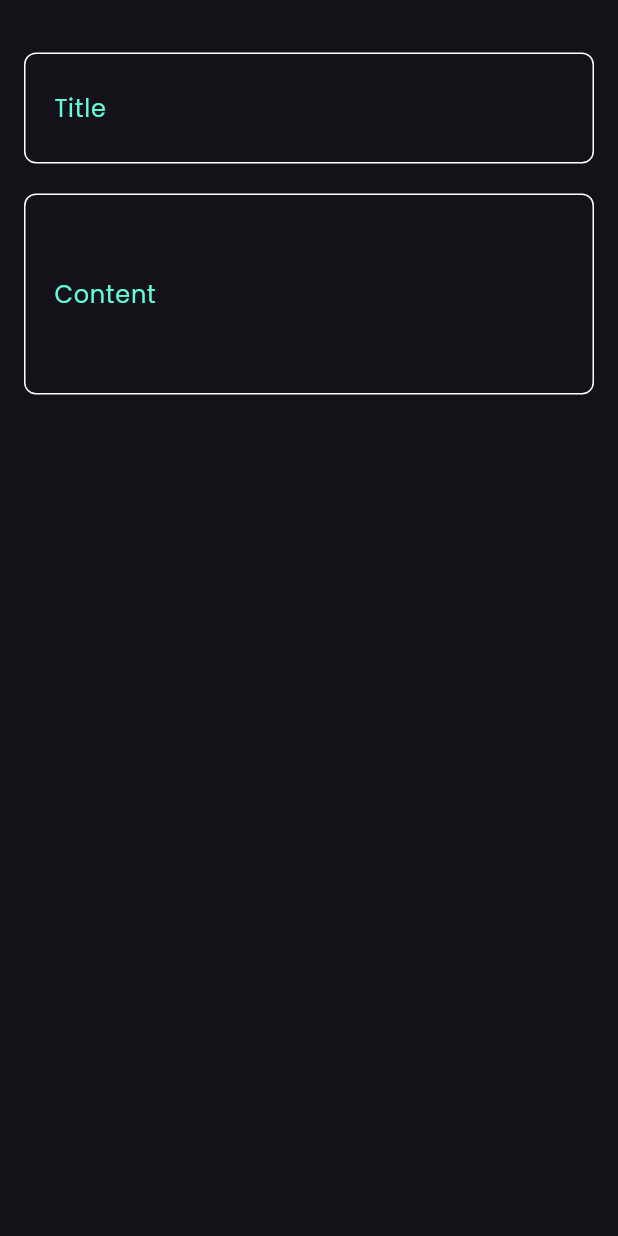
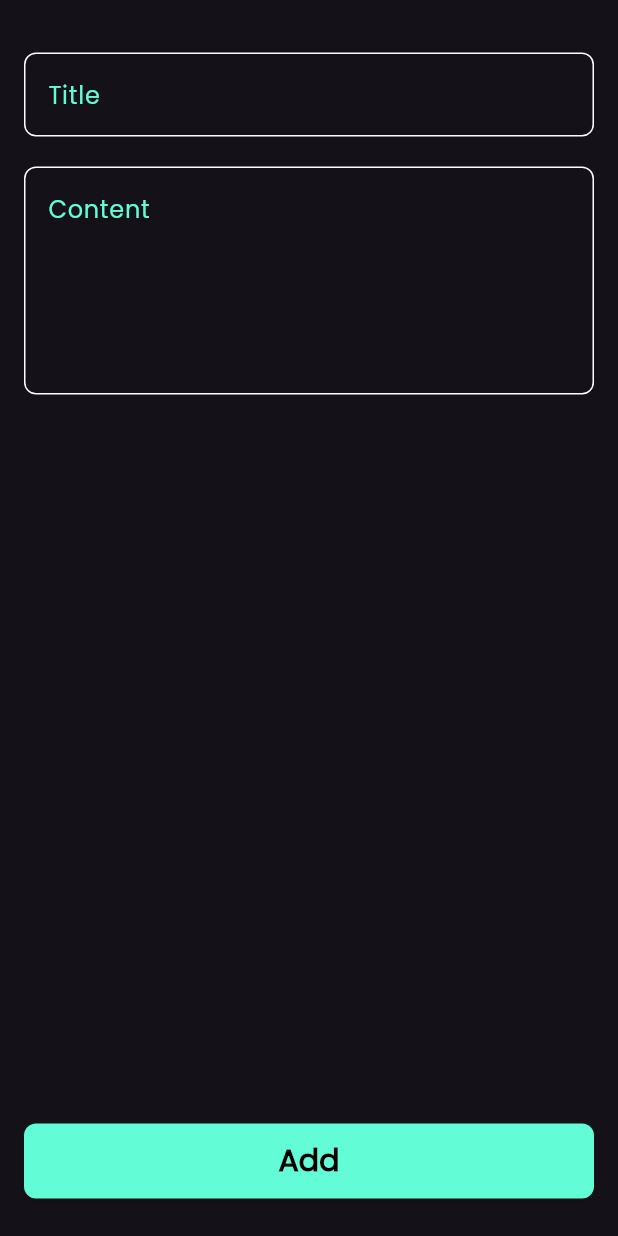
Before and after one commit to Kubbany/notes_app, a Flutter app: the AddNoteBottomSheet widget shown alone on an empty page, opened directly, on a phone screen of 412 x 824 dp. Run offline on Flutter 3.47's test engine with Material 3 defaults, Android fonts, the phone set to English and light mode, and no system bars.

Commit message:
create custom button

```diff
--- a/lib/widgets/add_note_bottom_sheet.dart
+++ b/lib/widgets/add_note_bottom_sheet.dart
@@ -1,4 +1,5 @@
 import 'package:flutter/material.dart';
+import 'package:notes_app/widgets/custom_button.dart';
 import 'package:notes_app/widgets/custom_text_field.dart';
 
 class AddNoteBottomSheet extends StatelessWidget {
@@ -12,12 +13,13 @@ class AddNoteBottomSheet extends StatelessWidget {
         children: [
           CustomTextField(
             hintText: "Title",
-            contentPadding: 25,
           ),
           CustomTextField(
             hintText: "Content",
-            contentPadding: 55,
+            maxLines: 5,
           ),
+          Spacer(flex: 1),
+          CustomButton(),
         ],
       ),
     );
--- /dev/null
+++ b/lib/widgets/custom_button.dart
@@ -0,0 +1,30 @@
+import 'package:flutter/material.dart';
+import 'package:notes_app/constants.dart';
+
+class CustomButton extends StatelessWidget {
+  const CustomButton({
+    super.key,
+  });
+
+  @override
+  Widget build(BuildContext context) {
+    return ElevatedButton(
+      style: ElevatedButton.styleFrom(
+        backgroundColor: kPrimaryColor,
+        minimumSize: const Size(double.infinity, 50),
+        shape: RoundedRectangleBorder(
+          borderRadius: BorderRadius.circular(8),
+        ),
+      ),
+      onPressed: () {},
+      child: const Text(
+        "Add",
+        style: TextStyle(
+          color: Colors.black,
+          fontWeight: FontWeight.bold,
+          fontSize: 20,
+        ),
+      ),
+    );
+  }
+}
--- a/lib/widgets/custom_text_field.dart
+++ b/lib/widgets/custom_text_field.dart
@@ -2,10 +2,9 @@ import 'package:flutter/material.dart';
 import 'package:notes_app/constants.dart';
 
 class CustomTextField extends StatelessWidget {
-  const CustomTextField(
-      {super.key, required this.hintText, this.contentPadding = 0});
+  const CustomTextField({super.key, required this.hintText, this.maxLines = 1});
   final String hintText;
-  final double contentPadding;
+  final int maxLines;
 
   @override
   Widget build(BuildContext context) {
@@ -14,6 +13,7 @@ class CustomTextField extends StatelessWidget {
         vertical: 10,
       ),
       child: TextField(
+        maxLines: maxLines,
         cursorColor: kPrimaryColor,
         decoration: InputDecoration(
           border: buildBorder(),
@@ -23,8 +23,6 @@ class CustomTextField extends StatelessWidget {
           hintStyle: const TextStyle(
             color: kPrimaryColor,
           ),
-          contentPadding:
-              EdgeInsets.symmetric(vertical: contentPadding, horizontal: 16),
         ),
       ),
     );
```
